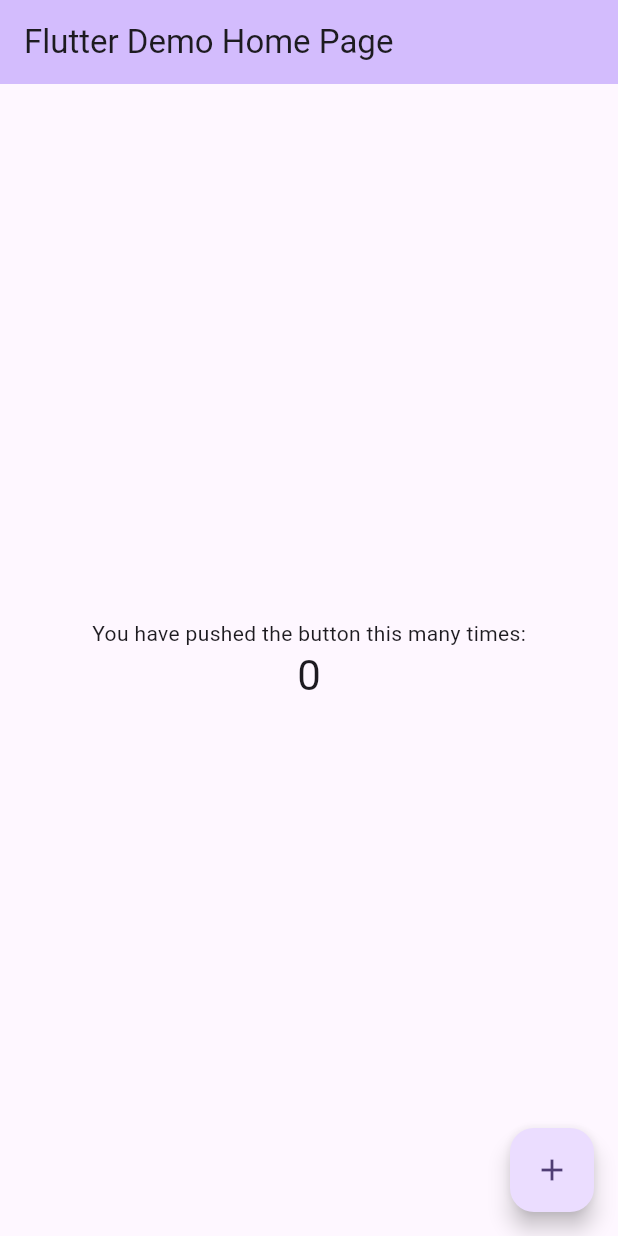
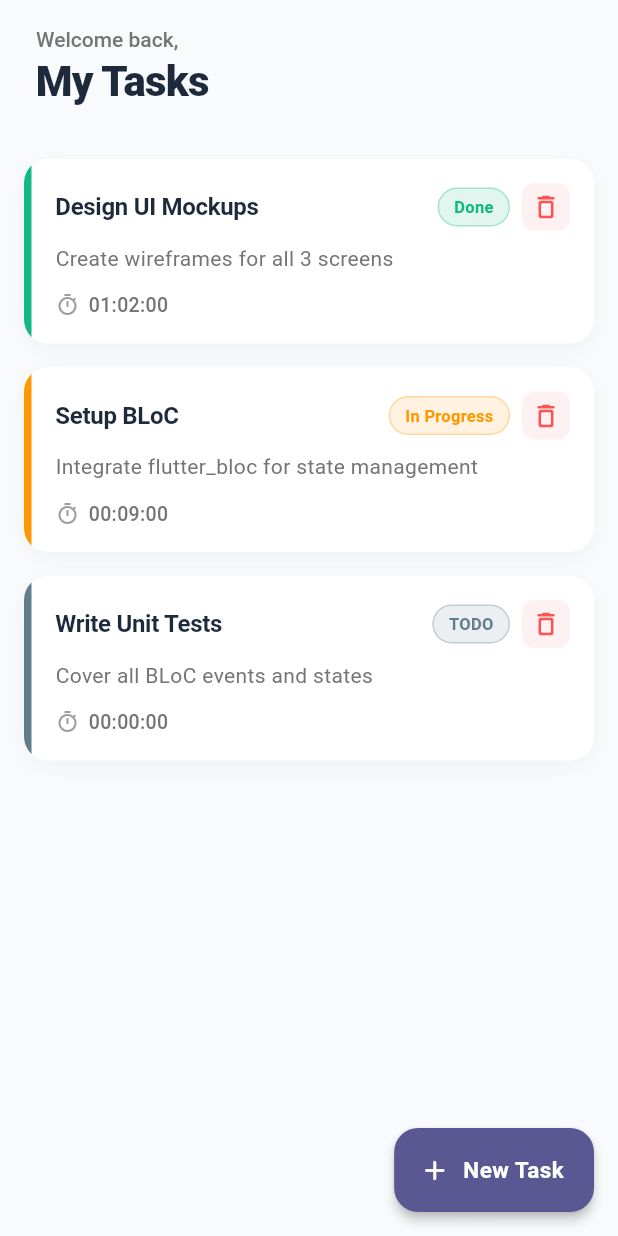
Before and after one commit to Tanvis-Goyani/lmgtodo, a Flutter app: the screen it shows after launch, on a phone screen of 412 x 824 dp. Run offline on Flutter 3.47's test engine with Material 3 defaults, Android fonts, the phone set to English and light mode, and no system bars; our stand-ins replace equatable, flutter_bloc.

Commit message:
initial user interface setup

```diff
--- /dev/null
+++ b/lib/bloc/todo_bloc.dart
@@ -0,0 +1,39 @@
+import 'package:flutter_bloc/flutter_bloc.dart';
+import '../models/todo_model.dart';
+import 'todo_event.dart';
+import 'todo_state.dart';
+
+class TodoBloc extends Bloc<TodoEvent, TodoState> {
+  TodoBloc() : super(TodoInitial()) {
+    on<LoadTodos>(_onLoadTodos);
+  }
+
+  void _onLoadTodos(LoadTodos event, Emitter<TodoState> emit) {
+    // Hardcoded dummy data for now
+    final todos = [
+      Todo(
+        id: '1',
+        title: 'Design UI Mockups',
+        description: 'Create wireframes for all 3 screens',
+        status: TodoStatus.done,
+        elapsedSeconds: 3720,
+      ),
+      Todo(
+        id: '2',
+        title: 'Setup BLoC',
+        description: 'Integrate flutter_bloc for state management',
+        status: TodoStatus.inProgress,
+        elapsedSeconds: 540,
+      ),
+      Todo(
+        id: '3',
+        title: 'Write Unit Tests',
+        description: 'Cover all BLoC events and states',
+        status: TodoStatus.todo,
+        elapsedSeconds: 0,
+      ),
+    ];
+
+    emit(TodoLoaded(todos));
+  }
+}
--- /dev/null
+++ b/lib/bloc/todo_event.dart
@@ -0,0 +1,8 @@
+import 'package:equatable/equatable.dart';
+
+abstract class TodoEvent extends Equatable {
+  @override
+  List<Object?> get props => [];
+}
+
+class LoadTodos extends TodoEvent {}
--- /dev/null
+++ b/lib/bloc/todo_state.dart
@@ -0,0 +1,18 @@
+import 'package:equatable/equatable.dart';
+import 'package:lmgtodo/models/todo_model.dart';
+
+abstract class TodoState extends Equatable {
+  @override
+  List<Object?> get props => [];
+}
+
+class TodoInitial extends TodoState {}
+
+class TodoLoaded extends TodoState {
+  final List<Todo> todos;
+
+  TodoLoaded(this.todos);
+
+  @override
+  List<Object?> get props => [todos];
+}
--- /dev/null
+++ b/lib/constants/app_colors.dart
@@ -0,0 +1,15 @@
+import 'package:flutter/material.dart';
+
+class AppColors {
+  static const Color primary = Color(0xFF4F46E5);
+  static const Color background = Color(0xFFF8FAFC);
+  static const Color cardBackground = Colors.white;
+  static const Color shadowColor = Colors.black;
+  static const Color destructive = Colors.redAccent;
+  static const Color textPrimary = Color(0xFF1E293B);
+  static const Color textSecondary = Color(0xFF757575);
+  static const Color textTertiary = Color(0xFF9E9E9E);
+  static const Color statusTodo = Colors.blueGrey;
+  static const Color statusInProgress = Colors.orange;
+  static const Color statusDone = Color(0xFF10B981);
+}
--- a/lib/main.dart
+++ b/lib/main.dart
@@ -1,4 +1,9 @@
 import 'package:flutter/material.dart';
+import 'package:flutter_bloc/flutter_bloc.dart';
+import 'package:lmgtodo/constants/app_colors.dart';
+import 'bloc/todo_bloc.dart';
+import 'bloc/todo_event.dart';
+import 'pages/todo_list_page.dart';
 
 void main() {
   runApp(const MyApp());
@@ -6,116 +11,26 @@ void main() {
 
 class MyApp extends StatelessWidget {
   const MyApp({super.key});
-
-  // This widget is the root of your application.
   @override
   Widget build(BuildContext context) {
     return MaterialApp(
-      title: 'Flutter Demo',
+      title: 'Todo App',
+      debugShowCheckedModeBanner: false,
       theme: ThemeData(
-        // This is the theme of your application.
-        //
-        // TRY THIS: Try running your application with "flutter run". You'll see
-        // the application has a purple toolbar. Then, without quitting the app,
-        // try changing the seedColor in the colorScheme below to Colors.green
-        // and then invoke "hot reload" (save your changes or press the "hot
-        // reload" button in a Flutter-supported IDE, or press "r" if you used
-        // the command line to start the app).
-        //
-        // Notice that the counter didn't reset back to zero; the application
-        // state is not lost during the reload. To reset the state, use hot
-        // restart instead.
-        //
-        // This works for code too, not just values: Most code changes can be
-        // tested with just a hot reload.
-        colorScheme: .fromSeed(seedColor: Colors.deepPurple),
-      ),
-      home: const MyHomePage(title: 'Flutter Demo Home Page'),
-    );
-  }
-}
-
-class MyHomePage extends StatefulWidget {
-  const MyHomePage({super.key, required this.title});
-
-  // This widget is the home page of your application. It is stateful, meaning
-  // that it has a State object (defined below) that contains fields that affect
-  // how it looks.
-
-  // This class is the configuration for the state. It holds the values (in this
-  // case the title) provided by the parent (in this case the App widget) and
-  // used by the build method of the State. Fields in a Widget subclass are
-  // always marked "final".
-
-  final String title;
-
-  @override
-  State<MyHomePage> createState() => _MyHomePageState();
-}
-
-class _MyHomePageState extends State<MyHomePage> {
-  int _counter = 0;
-
-  void _incrementCounter() {
-    setState(() {
-      // This call to setState tells the Flutter framework that something has
-      // changed in this State, which causes it to rerun the build method below
-      // so that the display can reflect the updated values. If we changed
-      // _counter without calling setState(), then the build method would not be
-      // called again, and so nothing would appear to happen.
-      _counter++;
-    });
-  }
-
-  @override
-  Widget build(BuildContext context) {
-    // This method is rerun every time setState is called, for instance as done
-    // by the _incrementCounter method above.
-    //
-    // The Flutter framework has been optimized to make rerunning build methods
-    // fast, so that you can just rebuild anything that needs updating rather
-    // than having to individually change instances of widgets.
-    return Scaffold(
-      appBar: AppBar(
-        // TRY THIS: Try changing the color here to a specific color (to
-        // Colors.amber, perhaps?) and trigger a hot reload to see the AppBar
-        // change color while the other colors stay the same.
-        backgroundColor: Theme.of(context).colorScheme.inversePrimary,
-        // Here we take the value from the MyHomePage object that was created by
-        // the App.build method, and use it to set our appbar title.
-        title: Text(widget.title),
-      ),
-      body: Center(
-        // Center is a layout widget. It takes a single child and positions it
-        // in the middle of the parent.
-        child: Column(
-          // Column is also a layout widget. It takes a list of children and
-          // arranges them vertically. By default, it sizes itself to fit its
-          // children horizontally, and tries to be as tall as its parent.
-          //
-          // Column has various properties to control how it sizes itself and
-          // how it positions its children. Here we use mainAxisAlignment to
-          // center the children vertically; the main axis here is the vertical
-          // axis because Columns are vertical (the cross axis would be
-          // horizontal).
-          //
-          // TRY THIS: Invoke "debug painting" (choose the "Toggle Debug Paint"
-          // action in the IDE, or press "p" in the console), to see the
-          // wireframe for each widget.
-          mainAxisAlignment: .center,
-          children: [
-            const Text('You have pushed the button this many times:'),
-            Text(
-              '$_counter',
-              style: Theme.of(context).textTheme.headlineMedium,
-            ),
-          ],
+        colorSchemeSeed: AppColors.primary,
+        useMaterial3: true,
+        scaffoldBackgroundColor: AppColors.background,
+        fontFamily: 'Roboto',
+        appBarTheme: const AppBarTheme(
+          backgroundColor: Colors.transparent,
+          elevation: 0,
+          scrolledUnderElevation: 0,
+          centerTitle: false,
         ),
       ),
-      floatingActionButton: FloatingActionButton(
-        onPressed: _incrementCounter,
-        tooltip: 'Increment',
-        child: const Icon(Icons.add),
+      home: BlocProvider(
+        create: (_) => TodoBloc()..add(LoadTodos()),
+        child: const TodoListPage(),
       ),
     );
   }
--- /dev/null
+++ b/lib/models/todo_model.dart
@@ -0,0 +1,38 @@
+import 'package:equatable/equatable.dart';
+
+enum TodoStatus { todo, inProgress, done }
+
+class Todo extends Equatable {
+  final String id;
+  final String title;
+  final String description;
+  final TodoStatus status;
+  final int elapsedSeconds; // for timer
+
+  const Todo({
+    required this.id,
+    required this.title,
+    required this.description,
+    this.status = TodoStatus.todo,
+    this.elapsedSeconds = 0,
+  });
+
+  Todo copyWith({
+    String? id,
+    String? title,
+    String? description,
+    TodoStatus? status,
+    int? elapsedSeconds,
+  }) {
+    return Todo(
+      id: id ?? this.id,
+      title: title ?? this.title,
+      description: description ?? this.description,
+      status: status ?? this.status,
+      elapsedSeconds: elapsedSeconds ?? this.elapsedSeconds,
+    );
+  }
+
+  @override
+  List<Object?> get props => [id, title, description, status, elapsedSeconds];
+}
--- /dev/null
+++ b/lib/pages/todo_list_page.dart
@@ -0,0 +1,122 @@
+import 'package:flutter/material.dart';
+import 'package:flutter_bloc/flutter_bloc.dart';
+import 'package:lmgtodo/bloc/todo_bloc.dart';
+import 'package:lmgtodo/bloc/todo_state.dart';
+import 'package:lmgtodo/widgets/todo_card.dart';
+import 'package:lmgtodo/constants/app_colors.dart';
+
+class TodoListPage extends StatelessWidget {
+  const TodoListPage({super.key});
+
+  @override
+  Widget build(BuildContext context) {
+    return Scaffold(
+      appBar: AppBar(
+        toolbarHeight: 90,
+        title: Padding(
+          padding: const EdgeInsets.symmetric(horizontal: 8.0, vertical: 8.0),
+          child: Column(
+            crossAxisAlignment: CrossAxisAlignment.start,
+            mainAxisAlignment: MainAxisAlignment.end,
+            children: [
+              Text(
+                'Welcome back,',
+                style: TextStyle(
+                  fontSize: 14,
+                  color: AppColors.textSecondary,
+                  fontWeight: FontWeight.w500,
+                ),
+              ),
+              const SizedBox(height: 2),
+              const Text(
+                'My Tasks',
+                style: TextStyle(
+                  fontSize: 28,
+                  fontWeight: FontWeight.w800,
+                  letterSpacing: -0.5,
+                  color: AppColors.textPrimary,
+                ),
+              ),
+            ],
+          ),
+        ),
+      ),
+      body: BlocBuilder<TodoBloc, TodoState>(
+        builder: (context, state) {
+          if (state is TodoLoaded) {
+            if (state.todos.isEmpty) {
+              return Center(
+                child: Column(
+                  mainAxisAlignment: MainAxisAlignment.center,
+                  children: [
+                    Container(
+                      padding: const EdgeInsets.all(24),
+                      decoration: BoxDecoration(
+                        color: Theme.of(context).colorScheme.primaryContainer.withAlpha(128),
+                        shape: BoxShape.circle,
+                      ),
+                      child: Icon(
+                        Icons.check_circle_outline_rounded,
+                        size: 72,
+                        color: Theme.of(context).colorScheme.primary,
+                      ),
+                    ),
+                    const SizedBox(height: 24),
+                    const Text(
+                      'All caught up!',
+                      style: TextStyle(
+                        fontSize: 22,
+                        fontWeight: FontWeight.bold,
+                        color: AppColors.textPrimary,
+                        letterSpacing: -0.5,
+                      ),
+                    ),
+                    const SizedBox(height: 8),
+                    Text(
+                      'You have no pending tasks.\nTap the + button to add one.',
+                      textAlign: TextAlign.center,
+                      style: TextStyle(
+                        fontSize: 15,
+                        color: AppColors.textSecondary,
+                        height: 1.5,
+                      ),
+                    ),
+                  ],
+                ),
+              );
+            }
+            return ListView.builder(
+              padding: const EdgeInsets.only(top: 8, bottom: 100),
+              itemCount: state.todos.length,
+              itemBuilder: (context, index) {
+                final todo = state.todos[index];
+                return TodoCard(
+                  todo: todo,
+                  onDelete: () {
+                    // Delete feature coming in next step
+                  },
+                );
+              },
+            );
+          }
+          return const Center(child: CircularProgressIndicator());
+        },
+      ),
+      floatingActionButton: FloatingActionButton.extended(
+        onPressed: () {
+          // Add todo — coming in next step
+        },
+        elevation: 3,
+        highlightElevation: 6,
+        backgroundColor: Theme.of(context).colorScheme.primary,
+        foregroundColor: Colors.white,
+        shape: RoundedRectangleBorder(borderRadius: BorderRadius.circular(16)),
+        icon: const Icon(Icons.add_rounded, size: 22),
+        label: const Text(
+          'New Task',
+          style: TextStyle(fontWeight: FontWeight.w600, fontSize: 15, letterSpacing: 0.3),
+        ),
+      ),
+    );
+  }
+}
--- /dev/null
+++ b/lib/widgets/todo_card.dart
@@ -0,0 +1,168 @@
+import 'package:flutter/material.dart';
+import 'package:lmgtodo/models/todo_model.dart';
+import 'package:lmgtodo/constants/app_colors.dart';
+
+class TodoCard extends StatelessWidget {
+  final Todo todo;
+  final VoidCallback onDelete;
+
+  const TodoCard({super.key, required this.todo, required this.onDelete});
+
+  @override
+  Widget build(BuildContext context) {
+    final statusColor = switch (todo.status) {
+      TodoStatus.todo => AppColors.statusTodo,
+      TodoStatus.inProgress => AppColors.statusInProgress,
+      TodoStatus.done => AppColors.statusDone, // Emerald green
+    };
+
+    return Container(
+      margin: const EdgeInsets.symmetric(horizontal: 16, vertical: 8),
+      decoration: BoxDecoration(
+        color: AppColors.cardBackground,
+        borderRadius: BorderRadius.circular(16),
+        boxShadow: [
+          BoxShadow(
+            color: AppColors.shadowColor.withAlpha(8),
+            blurRadius: 12,
+            offset: const Offset(0, 4),
+          ),
+        ],
+      ),
+      child: ClipRRect(
+        borderRadius: BorderRadius.circular(16),
+        child: Material(
+          color: Colors.transparent,
+          child: InkWell(
+            onTap: () {
+              // Tap behavior here
+            },
+            child: IntrinsicHeight(
+              child: Row(
+                crossAxisAlignment: CrossAxisAlignment.stretch,
+                children: [
+                  // Colored left border indicating status
+                  Container(width: 5, color: statusColor),
+                  Expanded(
+                    child: Padding(
+                      padding: const EdgeInsets.all(16),
+                      child: Column(
+                        crossAxisAlignment: CrossAxisAlignment.start,
+                        children: [
+                          Row(
+                            children: [
+                              Expanded(
+                                child: Text(
+                                  todo.title,
+                                  style: const TextStyle(
+                                    fontSize: 16,
+                                    fontWeight: FontWeight.bold,
+                                    color: AppColors.textPrimary,
+                                    letterSpacing: -0.2,
+                                  ),
+                                ),
+                              ),
+                              _StatusChip(
+                                status: todo.status,
+                                statusColor: statusColor,
+                              ),
+                              const SizedBox(width: 8),
+                              GestureDetector(
+                                onTap: onDelete,
+                                child: Container(
+                                  padding: const EdgeInsets.all(6),
+                                  decoration: BoxDecoration(
+                                    color: AppColors.destructive.withAlpha(20),
+                                    borderRadius: BorderRadius.circular(8),
+                                  ),
+                                  child: const Icon(
+                                    Icons.delete_outline_rounded,
+                                    color: AppColors.destructive,
+                                    size: 20,
+                                  ),
+                                ),
+                              ),
+                            ],
+                          ),
+                          const SizedBox(height: 8),
+                          Text(
+                            todo.description,
+                            style: TextStyle(
+                              fontSize: 14,
+                              color: AppColors.textSecondary,
+                              height: 1.4,
+                            ),
+                          ),
+                          const SizedBox(height: 12),
+                          Row(
+                            children: [
+                              Icon(
+                                Icons.timer_outlined,
+                                size: 16,
+                                color: AppColors.textTertiary,
+                              ),
+                              const SizedBox(width: 6),
+                              Text(
+                                _formatTime(todo.elapsedSeconds),
+                                style: TextStyle(
+                                  fontSize: 13,
+                                  color: AppColors.textSecondary,
+                                  fontWeight: FontWeight.w500,
+                                ),
+                              ),
+                            ],
+                          ),
+                        ],
+                      ),
+                    ),
+                  ),
+                ],
+              ),
+            ),
+          ),
+        ),
+      ),
+    );
+  }
+
+  String _formatTime(int seconds) {
+    final h = seconds ~/ 3600;
+    final m = (seconds % 3600) ~/ 60;
+    final s = seconds % 60;
+    return '${h.toString().padLeft(2, '0')}:${m.toString().padLeft(2, '0')}:${s.toString().padLeft(2, '0')}';
+  }
+}
+
+class _StatusChip extends StatelessWidget {
+  final TodoStatus status;
+  final Color statusColor;
+
+  const _StatusChip({required this.status, required this.statusColor});
+
+  @override
+  Widget build(BuildContext context) {
+    final label = switch (status) {
+      TodoStatus.todo => 'TODO',
+      TodoStatus.inProgress => 'In Progress',
+      TodoStatus.done => 'Done',
+    };
+
+    return Container(
+      padding: const EdgeInsets.symmetric(horizontal: 10, vertical: 4),
+      decoration: BoxDecoration(
+        color: statusColor.withAlpha(31),
+        borderRadius: BorderRadius.circular(20),
+        border: Border.all(color: statusColor.withAlpha(77)),
+      ),
+      child: Text(
+        label,
+        style: TextStyle(
+          fontSize: 11,
+          fontWeight: FontWeight.w700,
+          color: statusColor,
+          letterSpacing: 0.2,
+        ),
+      ),
+    );
+  }
+}
--- a/pubspec.yaml
+++ b/pubspec.yaml
@@ -34,6 +34,8 @@ dependencies:
   # The following adds the Cupertino Icons font to your application.
   # Use with the CupertinoIcons class for iOS style icons.
   cupertino_icons: ^1.0.8
+  flutter_bloc: ^9.1.1
+  equatable: ^2.0.8
 
 dev_dependencies:
   flutter_test:
```
Also changed, not shown: pubspec.lock.
